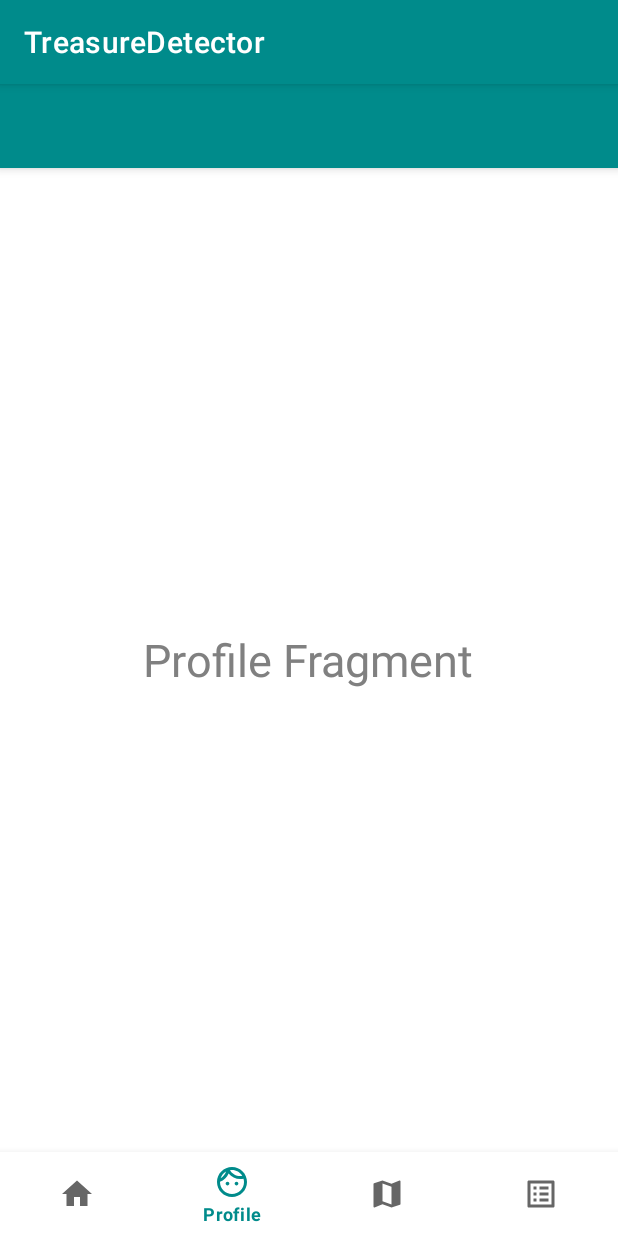
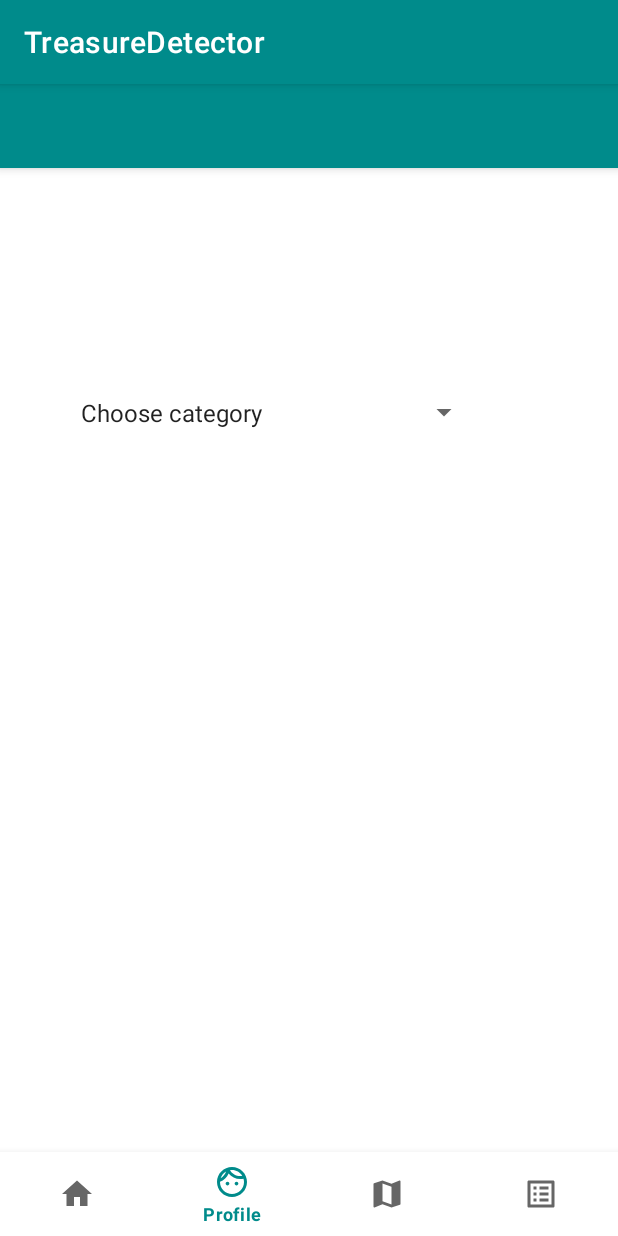
Before and after one commit to Samantha-Nicehouse/TD, an Android app: the screen it shows after launch (MainActivity), item 2 of the bottom bar chosen, on a phone screen of 412 x 824 dp. Run offline under Robolectric (Android 15) with nearby library versions, the phone set to English and light mode, and no system bars.

Commit message:
basic spinner works

```diff
--- a/app/src/main/java/com/example/treasuredetector/view/ItemFragment.java
+++ b/app/src/main/java/com/example/treasuredetector/view/ItemFragment.java
@@ -76,8 +76,6 @@ public class ItemFragment extends Fragment  {
     }
 
 
-
-
     @Override
     public View onCreateView(LayoutInflater inflater, ViewGroup container,
                              Bundle savedInstanceState) {
--- a/app/src/main/java/com/example/treasuredetector/view/MainActivity.java
+++ b/app/src/main/java/com/example/treasuredetector/view/MainActivity.java
@@ -14,6 +14,9 @@ import android.view.MenuItem;
 import com.example.treasuredetector.R;
 
 import com.google.android.material.bottomnavigation.BottomNavigationView;
+import com.google.android.material.floatingactionbutton.FloatingActionButton;
+
+
 
 /*apart from controlling the app, Activity also controls creation,
 destruction and other states of the App's lifecycle.*/
@@ -37,7 +40,7 @@ public class MainActivity extends AppCompatActivity {
                     Fragment selectedFragment = null;
 
                     if (item.getItemId() == R.id.navBar_profile) {
-                        selectedFragment = new ProfileFragment();
+                        selectedFragment = new SpinnerFragment();
                     } else if (item.getItemId() == R.id.navBar_map) {
                         selectedFragment = new MapFragment();
                     } else if (item.getItemId() == R.id.navBar_lists) {
--- /dev/null
+++ b/app/src/main/java/com/example/treasuredetector/view/SpinnerFragment.java
@@ -0,0 +1,124 @@
+package com.example.treasuredetector.view;
+
+import android.content.Context;
+import android.os.Bundle;
+
+import androidx.annotation.NonNull;
+import androidx.fragment.app.Fragment;
+import androidx.recyclerview.widget.LinearLayoutManager;
+import androidx.recyclerview.widget.RecyclerView;
+
+import android.view.LayoutInflater;
+import android.view.View;
+import android.view.ViewGroup;
+import android.widget.AdapterView;
+import android.widget.ArrayAdapter;
+import android.widget.ImageView;
+import android.widget.Spinner;
+import android.widget.SpinnerAdapter;
+import android.widget.TextView;
+import android.widget.Toast;
+
+import com.example.treasuredetector.model.ItemModel;
+import com.example.treasuredetector.view.MyItemRecyclerViewAdapter;
+
+import com.example.treasuredetector.R;
+import com.example.treasuredetector.view.MyItemRecyclerViewAdapter.ViewHolder;
+import com.google.android.material.floatingactionbutton.FloatingActionButton;
+import android.widget.AdapterView.OnItemSelectedListener;
+import java.util.ArrayList;
+import java.util.List;
+
+import static android.R.layout.simple_spinner_item;
+import static android.widget.SpinnerAdapter.*;
+
+/**
+
+ * create an instance of this fragment.
+ */
+public class SpinnerFragment extends Fragment implements OnItemSelectedListener {
+
+    Spinner spinner;
+
+    public SpinnerFragment() {
+        // Required empty public constructor
+    }
+
+    @Override
+    public View onCreateView(LayoutInflater inflater, ViewGroup container,
+                             Bundle savedInstanceState) {
+        // Inflate the layout for this fragment
+        final View view = inflater.inflate(R.layout.simple_spinner_dropdown_item, container, false);
+
+        spinner = (Spinner) view.findViewById(R.id.trSpinner);
+
+        List<String> categories = new ArrayList<>();
+        categories.add(0, "Choose category");
+        categories.add("Bullet");
+        categories.add("Coins");
+        categories.add("Jewelry");
+        categories.add("Junk");
+        categories.add("Key");
+        categories.add("Knife");
+        categories.add("Misc");
+
+
+        // Create an ArrayAdapter using the string array and a default spinner layout
+        ArrayAdapter<String> adapter;
+        adapter = new ArrayAdapter(view.getContext(),
+                android.R.layout.simple_spinner_item, categories);
+
+        // Specify the layout to use when the list of choices appears
+        adapter.setDropDownViewResource(android.R.layout.simple_spinner_dropdown_item);
+
+        //attach item to adapter in spinner
+        spinner.setAdapter(adapter);
+
+        spinner.setOnItemSelectedListener(new OnItemSelectedListener() {
+
+            public void onItemSelected(AdapterView<?> parent, View view, int position, long id) {
+                if (parent.getItemAtPosition(position).equals("Choose category")) {
+
+                } else {
+                    //on selecting the a spinner item
+                    String item = parent.getItemAtPosition(position).toString();
+
+                    //show selected spinner item
+                    Toast.makeText(parent.getContext(), "Selected" + item, Toast.LENGTH_SHORT).show();
+
+                    //anything else I can make here
+                }
+            }
+
+            @Override
+            public void onNothingSelected(AdapterView<?> parent) {
+                //TODO
+            }
+
+        });
+
+        return view;
+
+
+    }
+
+    @Override
+    public void onItemSelected(AdapterView<?> parent, View view, int position, long id) {
+        if (parent.getItemAtPosition(position).equals("Choose category")) {
+
+        } else {
+            //on selecting the a spinner item
+            String item = parent.getItemAtPosition(position).toString();
+
+            //show selected spinner item
+            Toast.makeText(parent.getContext(), "Selected" + item, Toast.LENGTH_SHORT).show();
+
+            //anything else I can make here
+        }
+    }
+
+    @Override
+    public void onNothingSelected(AdapterView<?> parent) {
+
+    }
+}
--- a/app/src/main/res/drawable/ic_outline_add_24.xml
+++ b/app/src/main/res/drawable/ic_outline_add_24.xml
@@ -5,6 +5,6 @@
     android:viewportHeight="24"
     android:tint="?attr/colorControlNormal">
   <path
-      android:fillColor="@android:color/white"
+      android:fillColor="@color/white"
       android:pathData="M19,13h-6v6h-2v-6H5v-2h6V5h2v6h6v2z"/>
 </vector>
--- a/app/src/main/res/layout/fragment_item_list.xml
+++ b/app/src/main/res/layout/fragment_item_list.xml
@@ -24,7 +24,12 @@
         android:id="@+id/fab"
         android:layout_width="wrap_content"
         android:layout_height="wrap_content"
+        android:backgroundTint="@color/dark_cyan"
         android:layout_gravity="bottom|end"
+        android:layout_marginBottom="40dp"
+        android:layout_marginEnd="30dp"
+        android:tint="@color/white"
+        android:layout_marginRight="20dp"
         android:src="@drawable/ic_outline_add_24"
         />
 
--- a/app/src/main/res/layout/simple_spinner_dropdown_item.xml
+++ b/app/src/main/res/layout/simple_spinner_dropdown_item.xml
@@ -9,10 +9,15 @@
     android:paddingRight="16dp"
     android:paddingTop="16dp">
 
+
     <Spinner
-        android:id="@+id/spinner"
-        android:layout_width="186dp"
-        android:layout_height="86dp"
-         />
+        android:id="@+id/trSpinner"
+        android:layout_width="274dp"
+        android:layout_height="115dp"
+        android:layout_alignParentStart="true"
+        android:layout_alignParentTop="true"
+        android:layout_marginStart="30dp"
+        android:layout_marginTop="89dp"
+        />
 
 </RelativeLayout>
--- a/app/src/main/res/values/strings.xml
+++ b/app/src/main/res/values/strings.xml
@@ -5,7 +5,7 @@
     <string name="lists">Lists</string>
     <string name="home">Home</string>
 
-    <string-array name="TreasureList">
+    <string-array name="treasure_array">
         <item>Arrow</item>
         <item>Bullet</item>
         <item>Coins</item>
@@ -14,4 +14,5 @@
         <item>Key</item>
         <item>Knife</item>
     </string-array>
+
 </resources>
```
Also changed, not shown: app/src/main/java/com/example/treasuredetector/view/MyItemRecyclerViewAdapter.java (+4 -3 lines), app/src/main/java/com/example/treasuredetector/view/SpinnerActivity.java (added, +24 -0 lines), app/src/main/res/layout/simple_spinner_item.xml (added, +21 -0 lines), app/src/main/res/layout/spinner_layout.xml (added, +12 -0 lines).
